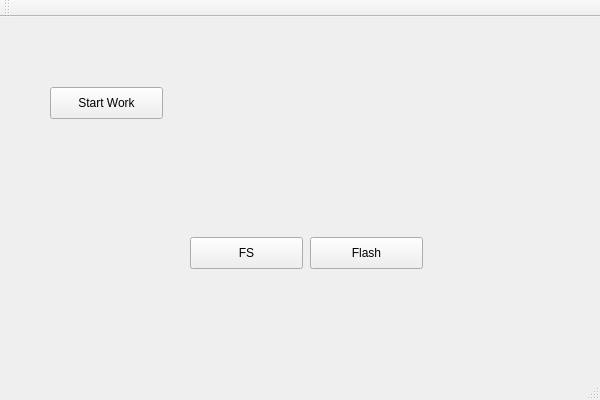
Above: mainwindow.ui from seven1240/trainer-studio-opensource before the change. Below: the same form after it.
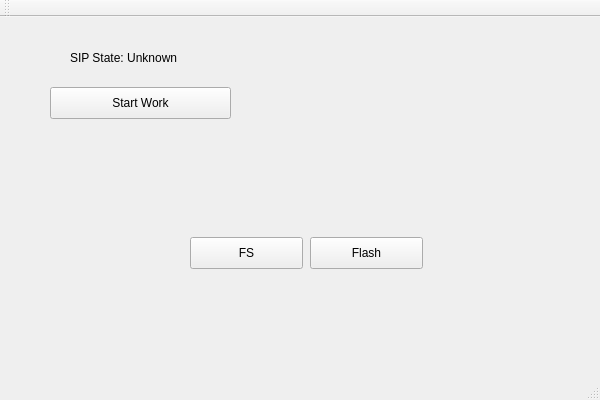
That is the form after the change.

Commit message: update gateway status on mainwindow

What changed in the file:
```diff
--- a/mainwindow.ui
+++ b/mainwindow.ui
@@ -45,7 +45,7 @@
      <rect>
       <x>50</x>
       <y>70</y>
-      <width>113</width>
+      <width>181</width>
       <height>32</height>
      </rect>
     </property>
@@ -56,6 +56,25 @@
      <bool>true</bool>
     </property>
    </widget>
+   <widget class="QLabel" name="lbStatus">
+    <property name="geometry">
+     <rect>
+      <x>70</x>
+      <y>30</y>
+      <width>351</width>
+      <height>21</height>
+     </rect>
+    </property>
+    <property name="sizePolicy">
+     <sizepolicy hsizetype="Expanding" vsizetype="MinimumExpanding">
+      <horstretch>0</horstretch>
+      <verstretch>0</verstretch>
+     </sizepolicy>
+    </property>
+    <property name="text">
+     <string>SIP State: Unknown</string>
+    </property>
+   </widget>
   </widget>
   <widget class="QMenuBar" name="menuBar">
    <property name="geometry">
```
The commit also changes 7 other files.
